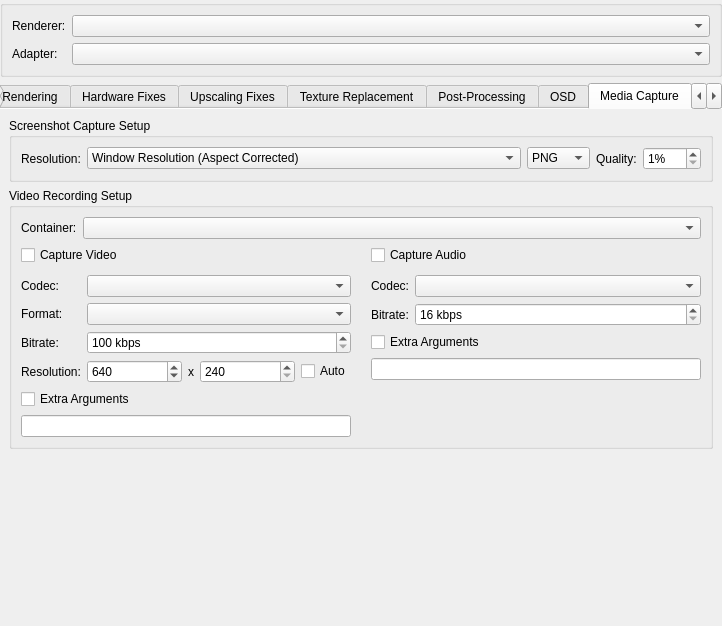
First picture: the form in pcsx2-qt/Settings/GraphicsSettingsWidget.ui, repository PCSX2/pcsx2, before the edit.
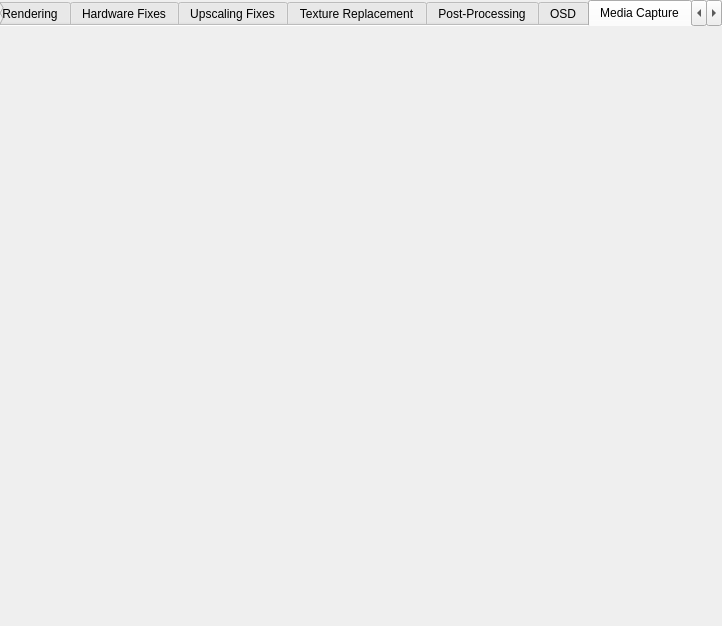
Second picture: the form after the edit. The open tabs and pages were chosen to show the change.

Commit message: Qt: Refactor graphics settings widget

Diff of the .ui file:
```diff
--- a/pcsx2-qt/Settings/GraphicsSettingsWidget.ui
+++ b/pcsx2-qt/Settings/GraphicsSettingsWidget.ui
@@ -23,35 +23,6 @@
    <property name="bottomMargin">
     <number>0</number>
    </property>
-   <item>
-    <widget class="QGroupBox" name="rendererLayout">
-     <property name="title">
-      <string/>
-     </property>
-     <layout class="QFormLayout" name="formLayout">
-      <item row="0" column="0">
-       <widget class="QLabel" name="rendererText">
-        <property name="text">
-         <string>Renderer:</string>
-        </property>
-       </widget>
-      </item>
-      <item row="0" column="1">
-       <widget class="QComboBox" name="rendererDropdown"/>
-      </item>
-      <item row="1" column="0">
-       <widget class="QLabel" name="adapterText">
-        <property name="text">
-         <string>Adapter:</string>
-        </property>
-       </widget>
-      </item>
-      <item row="1" column="1">
-       <widget class="QComboBox" name="adapterDropdown"/>
-      </item>
-     </layout>
-    </widget>
-   </item>
    <item>
     <widget class="QTabWidget" name="tabs">
      <property name="currentIndex">
@@ -1858,334 +1829,7 @@
       <attribute name="title">
        <string>Media Capture</string>
       </attribute>
-      <layout class="QVBoxLayout" name="recordingTabLayout">
-       <item>
-        <widget class="QGroupBox" name="groupBox">
-         <property name="title">
-          <string>Screenshot Capture Setup</string>
-         </property>
-         <layout class="QGridLayout" name="gridLayout_2">
-          <item row="0" column="0">
-           <layout class="QHBoxLayout" name="screenshotLayout" stretch="0,1,0,0,0">
-            <item>
-             <widget class="QLabel" name="screenshotSizeLabel">
-              <property name="text">
-               <string>Resolution:</string>
-              </property>
-             </widget>
-            </item>
-            <item>
-             <widget class="QComboBox" name="screenshotSize">
-              <item>
-               <property name="text">
-                <string>Window Resolution (Aspect Corrected)</string>
-               </property>
-              </item>
-              <item>
-               <property name="text">
-                <string>Internal Resolution (Aspect Corrected)</string>
-               </property>
-              </item>
-              <item>
-               <property name="text">
-                <string>Internal Resolution (No Aspect Correction)</string>
-               </property>
-              </item>
-             </widget>
-            </item>
-            <item>
-             <widget class="QComboBox" name="screenshotFormat">
-              <item>
-               <property name="text">
-                <string>PNG</string>
-               </property>
-              </item>
-              <item>
-               <property name="text">
-                <string>JPEG</string>
-               </property>
-              </item>
-              <item>
-               <property name="text">
-                <string>WebP</string>
-               </property>
-              </item>
-             </widget>
-            </item>
-            <item>
-             <widget class="QLabel" name="screenshotQualityLabel">
-              <property name="text">
-               <string>Quality:</string>
-              </property>
-             </widget>
-            </item>
-            <item>
-             <widget class="QSpinBox" name="screenshotQuality">
-              <property name="suffix">
-               <string>%</string>
-              </property>
-              <property name="minimum">
-               <number>1</number>
-              </property>
-              <property name="maximum">
-               <number>100</number>
-              </property>
-             </widget>
-            </item>
-           </layout>
-          </item>
-         </layout>
-        </widget>
-       </item>
-       <item>
-        <widget class="QGroupBox" name="captureTabGroupBox">
-         <property name="statusTip">
-          <string>capture</string>
-         </property>
-         <property name="title">
-          <string>Video Recording Setup</string>
-         </property>
-         <layout class="QFormLayout" name="captureTabGroupBoxLayout">
-          <item row="0" column="0">
-           <widget class="QLabel" name="captureContainerLabel">
-            <property name="text">
-             <string>Container:</string>
-            </property>
-           </widget>
-          </item>
-          <item row="0" column="1">
-           <widget class="QComboBox" name="captureContainer"/>
-          </item>
-          <item row="1" column="0" colspan="2">
-           <layout class="QGridLayout" name="captureOptionLayout" columnstretch="1,1">
-            <property name="horizontalSpacing">
-             <number>20</number>
-            </property>
-            <property name="verticalSpacing">
-             <number>10</number>
-            </property>
-            <item row="1" column="1">
-             <widget class="QWidget" name="audioCaptureOptions" native="true">
-              <layout class="QFormLayout" name="formLayout_10">
-               <property name="leftMargin">
-                <number>0</number>
-               </property>
-               <property name="topMargin">
-                <number>0</number>
-               </property>
-               <property name="rightMargin">
-                <number>0</number>
-               </property>
-               <property name="bottomMargin">
-                <number>0</number>
-               </property>
-               <item row="0" column="0">
-                <widget class="QLabel" name="audioCaptureCodecLabel">
-                 <property name="text">
-                  <string>Codec:</string>
-                 </property>
-                </widget>
-               </item>
-               <item row="0" column="1">
-                <widget class="QComboBox" name="audioCaptureCodec"/>
-               </item>
-               <item row="1" column="0">
-                <widget class="QLabel" name="audioCaptureBitrateLabel">
-                 <property name="text">
-                  <string>Bitrate:</string>
-                 </property>
-                </widget>
-               </item>
-               <item row="1" column="1">
-                <widget class="QSpinBox" name="audioCaptureBitrate">
-                 <property name="suffix">
-                  <string> kbps</string>
-                 </property>
-                 <property name="minimum">
-                  <number>16</number>
-                 </property>
-                 <property name="maximum">
-                  <number>2048</number>
-                 </property>
-                 <property name="singleStep">
-                  <number>1</number>
-                 </property>
-                </widget>
-               </item>
-               <item row="2" column="0" colspan="2">
-                <widget class="QCheckBox" name="enableAudioCaptureArguments">
-                 <property name="text">
-                  <string>Extra Arguments</string>
-                 </property>
-                </widget>
-               </item>
-               <item row="3" column="0" colspan="2">
-                <widget class="QLineEdit" name="audioCaptureArguments"/>
-               </item>
-              </layout>
-             </widget>
-            </item>
-            <item row="0" column="1">
-             <widget class="QCheckBox" name="enableAudioCapture">
-              <property name="text">
-               <string>Capture Audio</string>
-              </property>
-             </widget>
-            </item>
-            <item row="1" column="0">
-             <widget class="QWidget" name="videoCaptureOptions" native="true">
-              <layout class="QFormLayout" name="formLayout_6">
-               <property name="leftMargin">
-                <number>0</number>
-               </property>
-               <property name="topMargin">
-                <number>0</number>
-               </property>
-               <property name="rightMargin">
-                <number>0</number>
-               </property>
-               <property name="bottomMargin">
-                <number>0</number>
-               </property>
-               <item row="0" column="0">
-                <widget class="QLabel" name="videoCaptureCodecLabel">
-                 <property name="text">
-                  <string>Codec:</string>
-                 </property>
-                </widget>
-               </item>
-               <item row="0" column="1">
-                <widget class="QComboBox" name="videoCaptureCodec"/>
-               </item>
-               <item row="1" column="0">
-                <widget class="QLabel" name="videoCaptureFomatLabel">
-                 <property name="text">
-                  <string>Format:</string>
-                 </property>
-                </widget>
-               </item>
-               <item row="1" column="1">
-                <widget class="QComboBox" name="videoCaptureFormat"/>
-               </item>
-               <item row="2" column="0">
-                <widget class="QLabel" name="videoCaptureBitrateLabel">
-                 <property name="text">
-                  <string>Bitrate:</string>
-                 </property>
-                </widget>
-               </item>
-               <item row="2" column="1">
-                <widget class="QSpinBox" name="videoCaptureBitrate">
-                 <property name="suffix">
-                  <string extracomment="Unit that will appear next to a number. Alter the space or whatever is needed before the text depending on your language."> kbps</string>
-                 </property>
-                 <property name="minimum">
-                  <number>100</number>
-                 </property>
-                 <property name="maximum">
-                  <number>200000</number>
-                 </property>
-                 <property name="singleStep">
-                  <number>100</number>
-                 </property>
-                </widget>
-               </item>
-               <item row="3" column="0">
-                <widget class="QLabel" name="videoCaptureResolutionLabel">
-                 <property name="text">
-                  <string>Resolution:</string>
-                 </property>
-                </widget>
-               </item>
-               <item row="3" column="1">
-                <layout class="QHBoxLayout" name="videoCaptureResolutionLayout" stretch="1,0,1,0">
-                 <item>
-                  <widget class="QSpinBox" name="videoCaptureWidth">
-                   <property name="minimum">
-                    <number>320</number>
-                   </property>
-                   <property name="maximum">
-                    <number>32768</number>
-                   </property>
-                   <property name="singleStep">
-                    <number>16</number>
-                   </property>
-                   <property name="value">
-                    <number>640</number>
-                   </property>
-                  </widget>
-                 </item>
-                 <item>
-                  <widget class="QLabel" name="xLabel">
-                   <property name="text">
-                    <string>x</string>
-                   </property>
-                  </widget>
-                 </item>
-                 <item>
-                  <widget class="QSpinBox" name="videoCaptureHeight">
-                   <property name="minimum">
-                    <number>240</number>
-                   </property>
-                   <property name="maximum">
-                    <number>32768</number>
-                   </property>
-                   <property name="singleStep">
-                    <number>16</number>
-                   </property>
-                   <property name="value">
-                    <number>240</number>
-                   </property>
-                  </widget>
-                 </item>
-                 <item>
-                  <widget class="QCheckBox" name="videoCaptureResolutionAuto">
-                   <property name="text">
-                    <string>Auto</string>
-                   </property>
-                  </widget>
-                 </item>
-                </layout>
-               </item>
-               <item row="4" column="0" colspan="2">
-                <widget class="QCheckBox" name="enableVideoCaptureArguments">
-                 <property name="text">
-                  <string>Extra Arguments</string>
-                 </property>
-                </widget>
-               </item>
-               <item row="5" column="0" colspan="2">
-                <widget class="QLineEdit" name="videoCaptureArguments"/>
-               </item>
-              </layout>
-             </widget>
-            </item>
-            <item row="0" column="0">
-             <widget class="QCheckBox" name="enableVideoCapture">
-              <property name="text">
-               <string>Capture Video</string>
-              </property>
-             </widget>
-            </item>
-           </layout>
-          </item>
-         </layout>
-        </widget>
-       </item>
-       <item>
-        <spacer name="verticalSpacer_6">
-         <property name="orientation">
-          <enum>Qt::Vertical</enum>
-         </property>
-         <property name="sizeHint" stdset="0">
-          <size>
-           <width>20</width>
-           <height>40</height>
-          </size>
-         </property>
-        </spacer>
-       </item>
-      </layout>
+      <layout class="QVBoxLayout" name="recordingTabLayout"/>
      </widget>
      <widget class="QWidget" name="advancedTab">
       <attribute name="title">
```
Left out of the diff: 1732 changed lines with no effect on the pictures. The commit also changes 18 other files.
